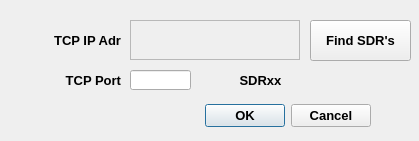
Qt form gui/editnetdlg.ui (muonzoo/cutesdr) before a commit.
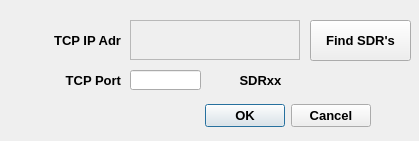
The same form after that commit. Custom widgets are drawn as their Qt base class.

What changed in the file:
```diff
--- a/gui/editnetdlg.ui
+++ b/gui/editnetdlg.ui
@@ -69,13 +69,13 @@
     <rect>
      <x>130</x>
      <y>70</y>
-     <width>61</width>
+     <width>71</width>
      <height>20</height>
     </rect>
    </property>
    <property name="font">
     <font>
-     <pointsize>8</pointsize>
+     <pointsize>10</pointsize>
     </font>
    </property>
    <property name="toolTip">
```
